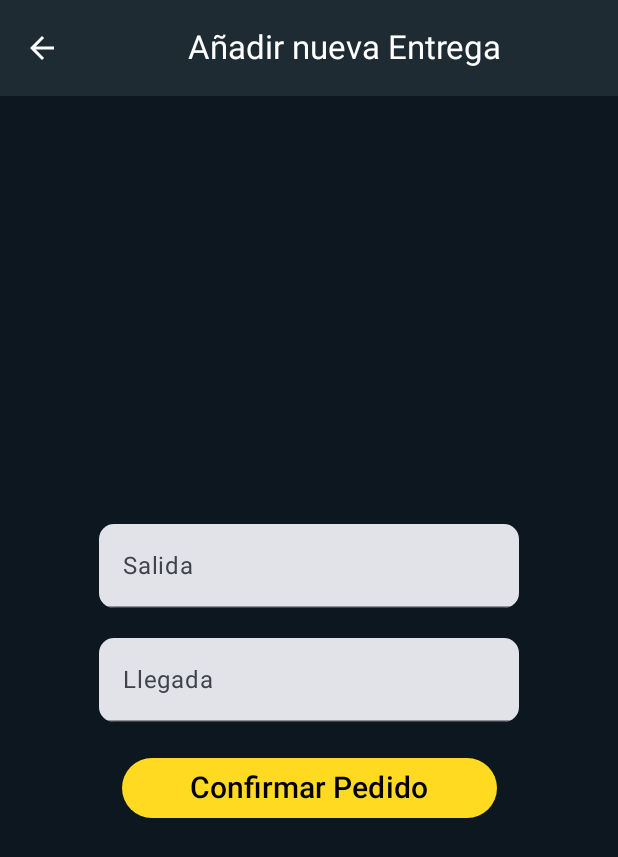
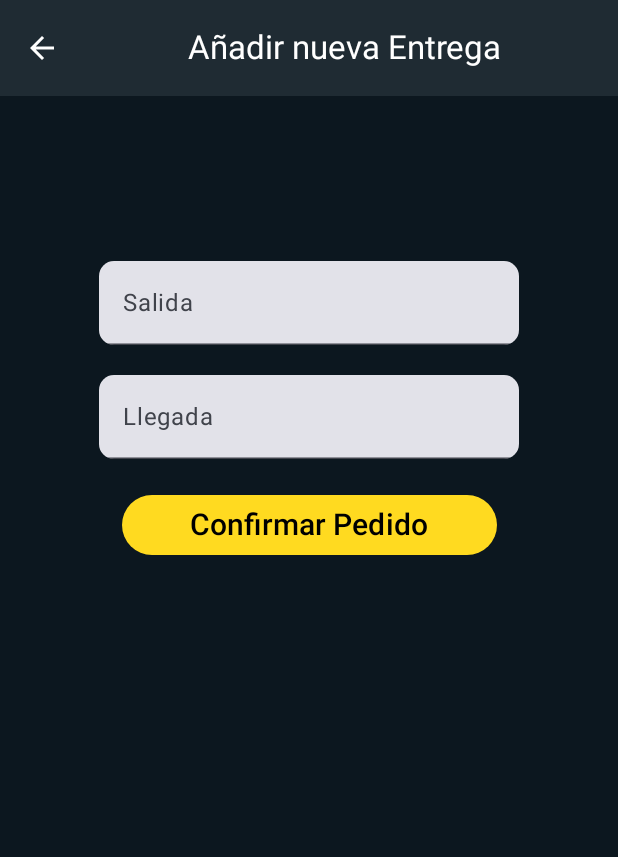
Before and after one commit to miguel02jm/UrbanDelivery-Frontend, an Android app built with Jetpack Compose: the AddOrderView screen opened through its navigation route, on a phone screen of 412 x 824 dp. Shown: the top 857 px of the screen. Run offline under Robolectric (Android 15) with nearby library versions, the phone set to English and light mode, and no system bars; our stand-ins replace Dagger/Hilt's generated code.

Commit message:
Imports optimized

```diff
--- a/app/src/main/java/com/pankel/proyectointeligenciaambiental/components/CustomTextfield.kt
+++ b/app/src/main/java/com/pankel/proyectointeligenciaambiental/components/CustomTextfield.kt
@@ -1,14 +1,11 @@
 package com.pankel.proyectointeligenciaambiental.components
 
 import androidx.compose.foundation.layout.padding
-import androidx.compose.foundation.layout.width
 import androidx.compose.foundation.shape.RoundedCornerShape
 import androidx.compose.material3.Text
 import androidx.compose.material3.TextField
-import androidx.compose.material3.TextFieldDefaults
 import androidx.compose.runtime.Composable
 import androidx.compose.ui.Modifier
-import androidx.compose.ui.graphics.Color
 import androidx.compose.ui.unit.dp
 
 @Composable
--- a/app/src/main/java/com/pankel/proyectointeligenciaambiental/components/MapImages.kt
+++ b/app/src/main/java/com/pankel/proyectointeligenciaambiental/components/MapImages.kt
@@ -4,7 +4,6 @@ import androidx.compose.foundation.Image
 import androidx.compose.runtime.Composable
 import androidx.compose.ui.res.painterResource
 import com.pankel.proyectointeligenciaambiental.R
-import com.pankel.proyectointeligenciaambiental.viewModel.AppViewModel
 
 @Composable
 fun MapImages(id: String, index: Int, salida: String?, llegada: String?){
--- a/app/src/main/java/com/pankel/proyectointeligenciaambiental/views/AddOrderView.kt
+++ b/app/src/main/java/com/pankel/proyectointeligenciaambiental/views/AddOrderView.kt
@@ -35,9 +35,10 @@ fun AddOrderView(navController: NavController, appViewModel: AppViewModel) {
                 .background(background)
                 .fillMaxSize()
                 .padding(paddingValues),
-            contentAlignment = Alignment.Center
+            contentAlignment = Alignment.TopCenter
         ) {
             Column(
+                modifier = Modifier.padding(top = 100.dp),
                 horizontalAlignment = Alignment.CenterHorizontally
             ) {
                 customTextField(
```
Also changed, not shown: app/src/main/java/com/pankel/proyectointeligenciaambiental/views/AppView.kt (+2 -6 lines).
